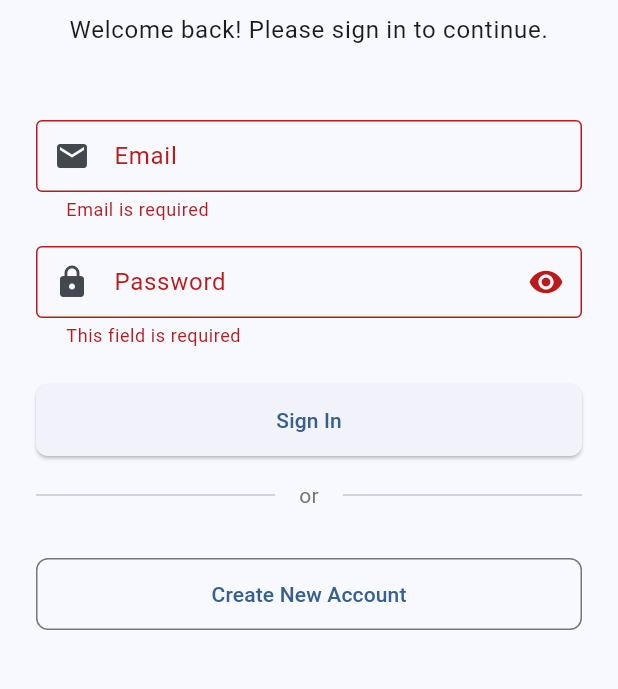
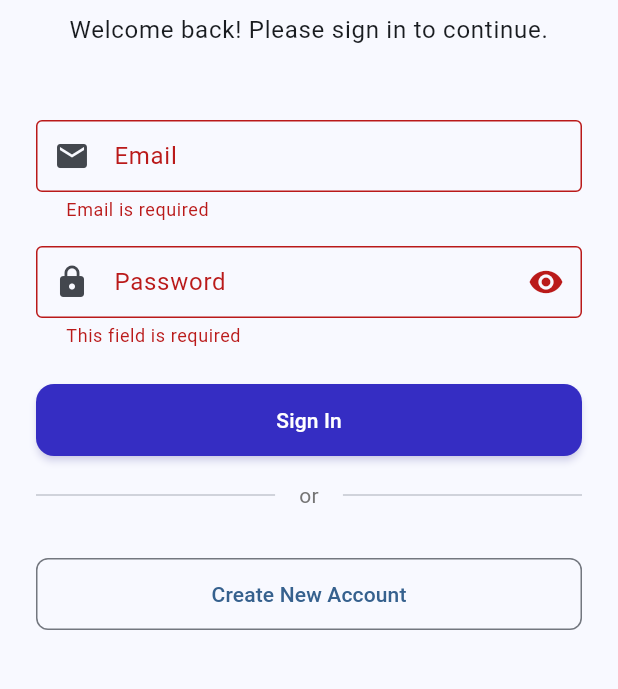
Before and after one commit to stalzkie/hiway, a Flutter app: the screen it shows after launch, after a tap on "Sign In", on a phone screen of 412 x 824 dp, the part 228-917 px from its top. Run offline on Flutter 3.47's test engine with Material 3 defaults, Android fonts, the light colour scheme and no system bars; our stand-ins replace flutter_dotenv, supabase_flutter; accounts and stored records are empty.

Commit message:
feat: Refactor authentication flow by improving role handling and correcting signup logic, introduce HomePage with profile setup prompt, enhance loading widget with new styles, update dashboard imports, and add environment variables and image assets to project configuration.

```diff
--- a/apps/frontend/lib/core/utils/validators.dart
+++ b/apps/frontend/lib/core/utils/validators.dart
@@ -72,7 +72,7 @@ class Validators {
     }
 
     final digitsOnly = value.replaceAll(RegExp(r'[^0-9]'), '');
-    if (digitsOnly.length != 12) {
+    if (digitsOnly.length != 11) {
       return 'Please enter a valid phone number with 12 digits.';
     }
 
--- a/apps/frontend/lib/data/models/job_seeker_model.dart
+++ b/apps/frontend/lib/data/models/job_seeker_model.dart
@@ -10,6 +10,9 @@ class JobSeekerModel {
   final List<dynamic> experience;
   final List<dynamic> education;
   final List<dynamic> licensesCertifications;
+  final String? searchDocument;
+  final String? pineconeId;
+  final String? embeddingChecksum;
   final DateTime createdAt;
   final DateTime updatedAt;
 
@@ -25,6 +28,9 @@ class JobSeekerModel {
     required this.experience,
     required this.education,
     required this.licensesCertifications,
+    this.searchDocument,
+    this.pineconeId,
+    this.embeddingChecksum,
     required this.createdAt,
     required this.updatedAt,
   });
@@ -41,7 +47,11 @@ class JobSeekerModel {
       skills: json['skills'] as List<dynamic>? ?? [],
       experience: json['experience'] as List<dynamic>? ?? [],
       education: json['education'] as List<dynamic>? ?? [],
-      licensesCertifications: json['licenses_certifications'] as List<dynamic>? ?? [],
+      licensesCertifications:
+          json['licenses_certifications'] as List<dynamic>? ?? [],
+      searchDocument: json['search_document'] as String?,
+      pineconeId: json['pinecone_id'] as String?,
+      embeddingChecksum: json['embedding_checksum'] as String?,
       createdAt: DateTime.parse(json['created_at'] as String),
       updatedAt: DateTime.parse(json['updated_at'] as String),
     );
@@ -60,6 +70,9 @@ class JobSeekerModel {
       'experience': experience,
       'education': education,
       'licenses_certifications': licensesCertifications,
+      'search_document': searchDocument,
+      'pinecone_id': pineconeId,
+      'embedding_checksum': embeddingChecksum,
       'created_at': createdAt.toIso8601String(),
       'updated_at': updatedAt.toIso8601String(),
     };
@@ -77,6 +90,9 @@ class JobSeekerModel {
     List<dynamic>? experience,
     List<dynamic>? education,
     List<dynamic>? licensesCertifications,
+    String? searchDocument,
+    String? pineconeId,
+    String? embeddingChecksum,
     DateTime? createdAt,
     DateTime? updatedAt,
   }) {
@@ -91,7 +107,11 @@ class JobSeekerModel {
       skills: skills ?? this.skills,
       experience: experience ?? this.experience,
       education: education ?? this.education,
-      licensesCertifications: licensesCertifications ?? this.licensesCertifications,
+      licensesCertifications:
+          licensesCertifications ?? this.licensesCertifications,
+      searchDocument: searchDocument ?? this.searchDocument,
+      pineconeId: pineconeId ?? this.pineconeId,
+      embeddingChecksum: embeddingChecksum ?? this.embeddingChecksum,
       createdAt: createdAt ?? this.createdAt,
       updatedAt: updatedAt ?? this.updatedAt,
     );
--- a/apps/frontend/lib/pages/auth/auth_wrapper.dart
+++ b/apps/frontend/lib/pages/auth/auth_wrapper.dart
@@ -1,8 +1,10 @@
 import 'package:flutter/material.dart';
 import 'package:hiway_app/core/constants/app_constants.dart';
 import 'package:hiway_app/data/services/auth_service.dart';
-import 'package:hiway_app/main.dart';
 import 'package:hiway_app/pages/auth/login_page.dart';
+import 'package:hiway_app/pages/employer/dashboard.dart';
+import 'package:hiway_app/pages/home/home_page.dart';
+import 'package:hiway_app/pages/job-seeker/dashboard.dart';
 import 'package:hiway_app/widgets/common/loading_widget.dart';
 import 'package:supabase_flutter/supabase_flutter.dart';
 
--- a/apps/frontend/lib/pages/auth/login_page.dart
+++ b/apps/frontend/lib/pages/auth/login_page.dart
@@ -43,23 +43,8 @@ class _LoginPageState extends State<LoginPage> {
         password: _passwordController.text,
       );
 
-      if (response.user != null) {
+      if (response.user != null && mounted) {
         _showSuccessSnackBar(AppConstants.loginSuccess);
-
-        final role = await _authService.getUserRole();
-
-        if (mounted) {
-          if (role == AppConstants.employerRole) {
-            Navigator.of(
-              context,
-            ).pushReplacementNamed(AppConstants.employerDashboardRoute);
-          } else if (role == AppConstants.jobSeekerRole) {
-            Navigator.of(
-              context,
-            ).pushReplacementNamed(AppConstants.jobSeekerDashboardRoute);
-          }
-          _showSuccessSnackBar(AppConstants.loginSuccess);
-        }
       }
     } catch (e) {
       if (mounted) {
--- a/apps/frontend/lib/pages/auth/signup_page.dart
+++ b/apps/frontend/lib/pages/auth/signup_page.dart
@@ -49,7 +49,7 @@ class _SignupPageState extends State<SignupPage> {
     });
 
     try {
-      final response = await _authService.signInWithEmail(
+      final response = await _authService.signUpWithEmail(
         email: _emailController.text.trim(),
         password: _passwordController.text,
       );
--- a/apps/frontend/lib/widgets/common/loading_widget.dart
+++ b/apps/frontend/lib/widgets/common/loading_widget.dart
@@ -1,4 +1,11 @@
 import 'package:flutter/material.dart';
+
+class AppColors {
+  static const Color primary = Color(0xFF352DC3);
+  static const Color secondary = Color(0xFF291676);
+  static const Color surface = Color(0xFFD9D9D9);
+  static const Color dark = Color(0xFF292929);
+}
 
 class LoadingIndicator extends StatelessWidget {
   final double? size;
@@ -19,9 +26,7 @@ class LoadingIndicator extends StatelessWidget {
       height: size,
       child: CircularProgressIndicator(
         strokeWidth: strokeWidth,
-        valueColor: color != null
-            ? AlwaysStoppedAnimation<Color>(color!)
-            : null,
+        valueColor: AlwaysStoppedAnimation<Color>(color ?? AppColors.primary),
       ),
     );
   }
@@ -31,40 +36,53 @@ class LoadingOverlay extends StatelessWidget {
   final bool isLoading;
   final Widget child;
   final String? loadingText;
-  final Color overlayColor;
+  final Color? overlayColor;
 
   const LoadingOverlay({
     super.key,
     required this.isLoading,
     required this.child,
     this.loadingText,
-    this.overlayColor = Colors.black54,
+    this.overlayColor,
   });
 
   @override
   Widget build(BuildContext context) {
     return Stack(
-      children: [
-        child,
-        if (isLoading)
-          Container(
-            color: overlayColor,
+      children: [child, if (isLoading) _buildLoadingOverlay(context)],
+    );
+  }
+
+  Widget _buildLoadingOverlay(BuildContext context) {
+    return Container(
+      color: overlayColor ?? Colors.black.withValues(alpha: 0.6),
       child: Center(
         child: Container(
-                padding: const EdgeInsets.all(20),
+          margin: const EdgeInsets.all(32),
+          padding: const EdgeInsets.all(24),
           decoration: BoxDecoration(
             color: Colors.white,
-                  borderRadius: BorderRadius.circular(10),
+            borderRadius: BorderRadius.circular(16),
+            boxShadow: [
+              BoxShadow(
+                color: Colors.black.withValues(alpha: 0.1),
+                blurRadius: 20,
+                offset: const Offset(0, 8),
+              ),
+            ],
           ),
           child: Column(
             mainAxisSize: MainAxisSize.min,
             children: [
-                    const LoadingIndicator(size: 30),
+              const LoadingIndicator(size: 32, strokeWidth: 3),
               if (loadingText != null) ...[
                 const SizedBox(height: 16),
                 Text(
                   loadingText!,
-                        style: Theme.of(context).textTheme.bodyMedium,
+                  style: Theme.of(context).textTheme.bodyMedium?.copyWith(
+                    color: AppColors.dark,
+                    fontWeight: FontWeight.w500,
+                  ),
                   textAlign: TextAlign.center,
                 ),
               ],
@@ -72,8 +90,6 @@ class LoadingOverlay extends StatelessWidget {
           ),
         ),
       ),
-          ),
-      ],
     );
   }
 }
@@ -87,6 +103,7 @@ class LoadingButton extends StatelessWidget {
   final Color? backgroundColor;
   final Color? foregroundColor;
   final BorderRadius? borderRadius;
+  final bool isPrimary;
 
   const LoadingButton({
     super.key,
@@ -98,30 +115,67 @@ class LoadingButton extends StatelessWidget {
     this.backgroundColor,
     this.foregroundColor,
     this.borderRadius,
+    this.isPrimary = true,
   });
 
   @override
   Widget build(BuildContext context) {
+    final bool isEnabled = !isLoading && onPressed != null;
+
     return SizedBox(
       width: width,
       height: height,
       child: ElevatedButton(
-        onPressed: isLoading ? null : onPressed,
+        onPressed: isEnabled ? onPressed : null,
         style: ElevatedButton.styleFrom(
-          backgroundColor: backgroundColor,
-          foregroundColor: foregroundColor,
+          backgroundColor: _getBackgroundColor(isEnabled),
+          foregroundColor: _getForegroundColor(),
+          disabledBackgroundColor: AppColors.surface.withValues(alpha: 0.6),
+          disabledForegroundColor: AppColors.dark.withValues(alpha: 0.4),
+          elevation: isPrimary && isEnabled ? 2 : 0,
+          shadowColor: AppColors.primary.withValues(alpha: 0.3),
           shape: RoundedRectangleBorder(
-            borderRadius: borderRadius ?? BorderRadius.circular(8),
+            borderRadius: borderRadius ?? BorderRadius.circular(12),
           ),
         ),
-        child: isLoading
-            ? const LoadingIndicator(
-                size: 24,
-                strokeWidth: 2.5,
-                color: Colors.white,
-              )
-            : child,
+        child: AnimatedSwitcher(
+          duration: const Duration(milliseconds: 200),
+          child: isLoading ? _buildLoadingContent() : child,
+        ),
       ),
     );
   }
+
+  Color _getBackgroundColor(bool isEnabled) {
+    if (backgroundColor != null) return backgroundColor!;
+    if (!isEnabled) return AppColors.surface.withValues(alpha: 0.6);
+    return isPrimary ? AppColors.primary : Colors.white;
   }
+
+  Color _getForegroundColor() {
+    if (foregroundColor != null) return foregroundColor!;
+    return isPrimary ? Colors.white : AppColors.primary;
+  }
+
+  Widget _buildLoadingContent() {
+    return Row(
+      mainAxisSize: MainAxisSize.min,
+      children: [
+        LoadingIndicator(
+          size: 20,
+          strokeWidth: 2.5,
+          color: _getForegroundColor(),
+        ),
+        const SizedBox(width: 8),
+        Text(
+          'Loading...',
+          style: TextStyle(
+            color: _getForegroundColor(),
+            fontSize: 14,
+            fontWeight: FontWeight.w500,
+          ),
+        ),
+      ],
+    );
+  }
+}
--- a/apps/frontend/pubspec.yaml
+++ b/apps/frontend/pubspec.yaml
@@ -57,6 +57,9 @@ flutter:
   # included with your application, so that you can use the icons in
   # the material Icons class.
   uses-material-design: true
+  assets:
+    - .env
+    - assets/images/
 
   # To add assets to your application, add an assets section, like this:
   # assets:
```
Also changed, not shown: apps/frontend/lib/data/repositories/auth_repository.dart (+155 -0 lines), apps/frontend/lib/data/services/auth_service.dart (+87 -26 lines), apps/frontend/lib/main.dart (+18 -85 lines), apps/frontend/lib/pages/home/home_page.dart (+104 -0 lines), apps/frontend/assets/images/hiway-logo.png (added), apps/frontend/assets/images/hiway-vector.png (added), apps/frontend/lib/data/models/employer_model.dart (line endings or trailing spaces), apps/frontend/lib/pages/dashboard/employer_dashboard.dart (deleted), apps/frontend/lib/pages/dashboard/job_seeker_dashboard.dart (deleted), 1 other file. Lines whose indentation alone changed are shown as unchanged.
